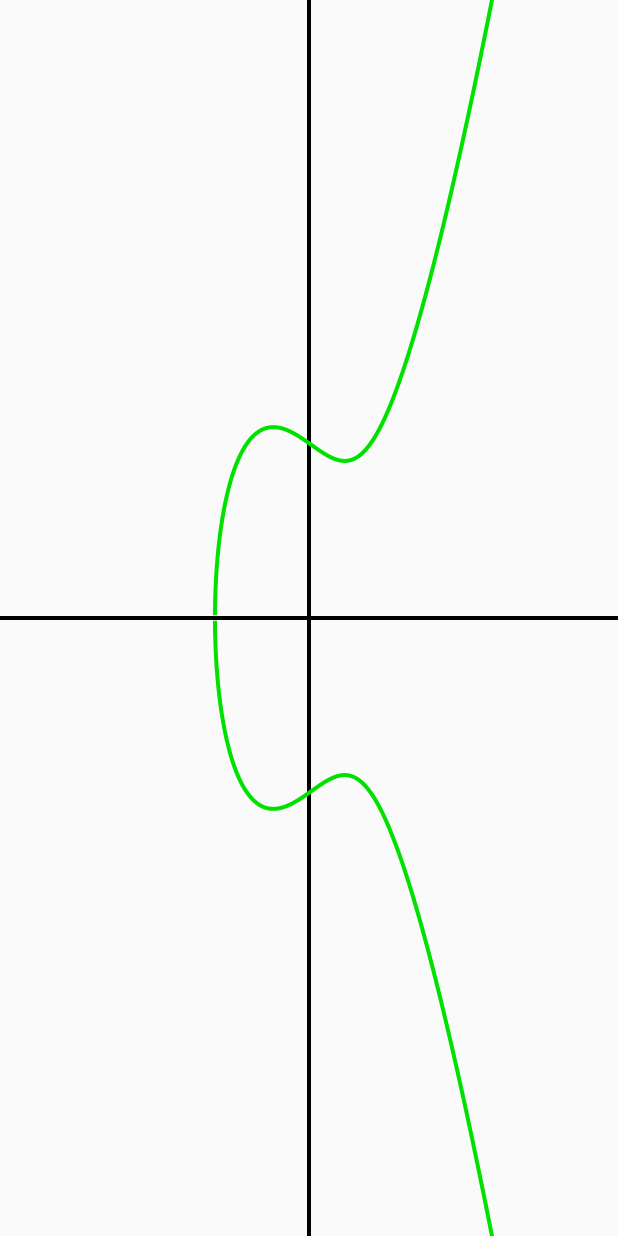
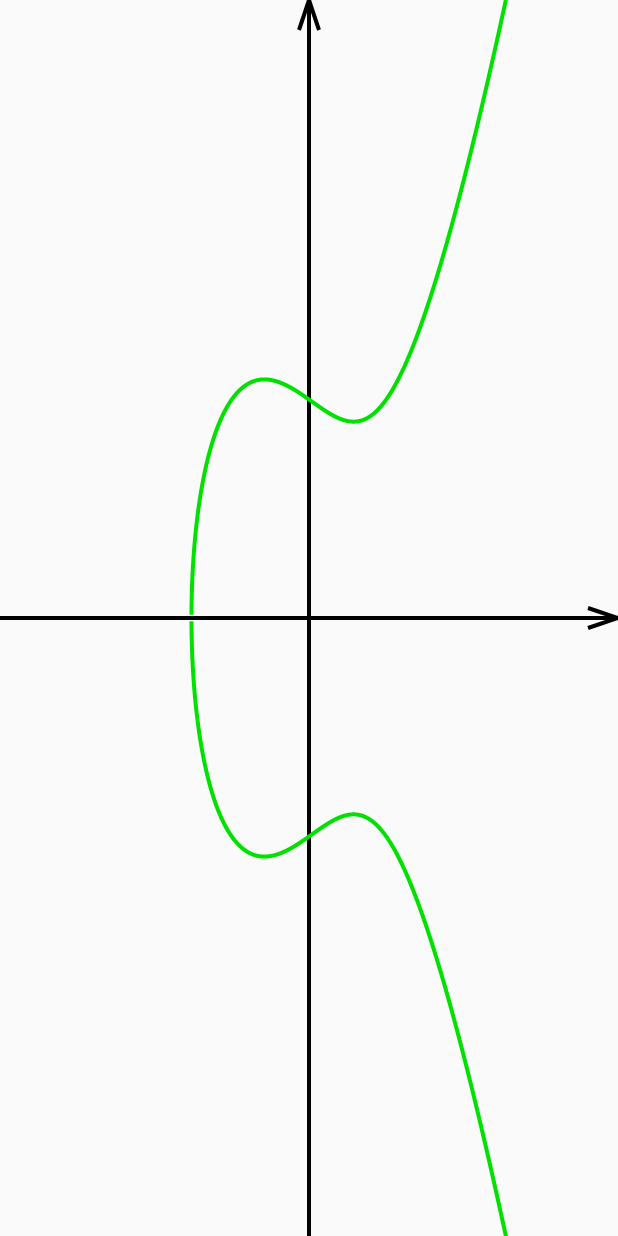
Before and after one commit to i-redbyte/Animatron, an Android app built with Jetpack Compose: the CurveActivity screen opened directly, with no data from a screen before it, on a phone screen of 412 x 824 dp. Run offline under Robolectric (Android 15) with nearby library versions, the phone set to English and light mode, and no system bars.

Commit message:
[EllipticCurve] draw arrows

```diff
--- a/app/src/main/java/org/redbyte/animatron/curve/CurveActivity.kt
+++ b/app/src/main/java/org/redbyte/animatron/curve/CurveActivity.kt
@@ -14,8 +14,8 @@ class CurveActivity : AppCompatActivity() {
         ellipticCurveView.setCurveParameters(
             a = -1.0,
             b = 2.0,
-            xMin = -5.0,
-            xMax = 5.0,
+            xMin = -4.0,
+            xMax = 4.0,
             step = 0.0001
         )
     }
--- a/app/src/main/java/org/redbyte/animatron/curve/EllipticCurveView.kt
+++ b/app/src/main/java/org/redbyte/animatron/curve/EllipticCurveView.kt
@@ -78,8 +78,18 @@ class EllipticCurveView(context: Context, attrs: AttributeSet? = null) : View(co
     }
 
     private fun drawAxes(canvas: Canvas) {
-        canvas.drawLine(0f, height / 2f, width.toFloat(), height / 2f, axisPaint)
-        canvas.drawLine(width / 2f, 0f, width / 2f, height.toFloat(), axisPaint)
+        val endX = width.toFloat()
+        val endY = height.toFloat()
+        val startX = 0f
+        val startY = 0f
+        val arrowLength = 30f
+        val arrowWidth = 10f
+        canvas.drawLine(startX, height / 2f, endX, height / 2f, axisPaint)
+        canvas.drawLine(width / 2f, startY, width / 2f, endY, axisPaint)
+        canvas.drawLine(endX, height / 2f, endX - arrowLength, height / 2f - arrowWidth, axisPaint)
+        canvas.drawLine(endX, height / 2f, endX - arrowLength, height / 2f + arrowWidth, axisPaint)
+        canvas.drawLine(width / 2f, startY, width / 2f - arrowWidth, startY + arrowLength, axisPaint)
+        canvas.drawLine(width / 2f, startY, width / 2f + arrowWidth, startY + arrowLength, axisPaint)
     }
 
     fun setCurveParameters(a: Double, b: Double, xMin: Double, xMax: Double, step: Double) {
```
